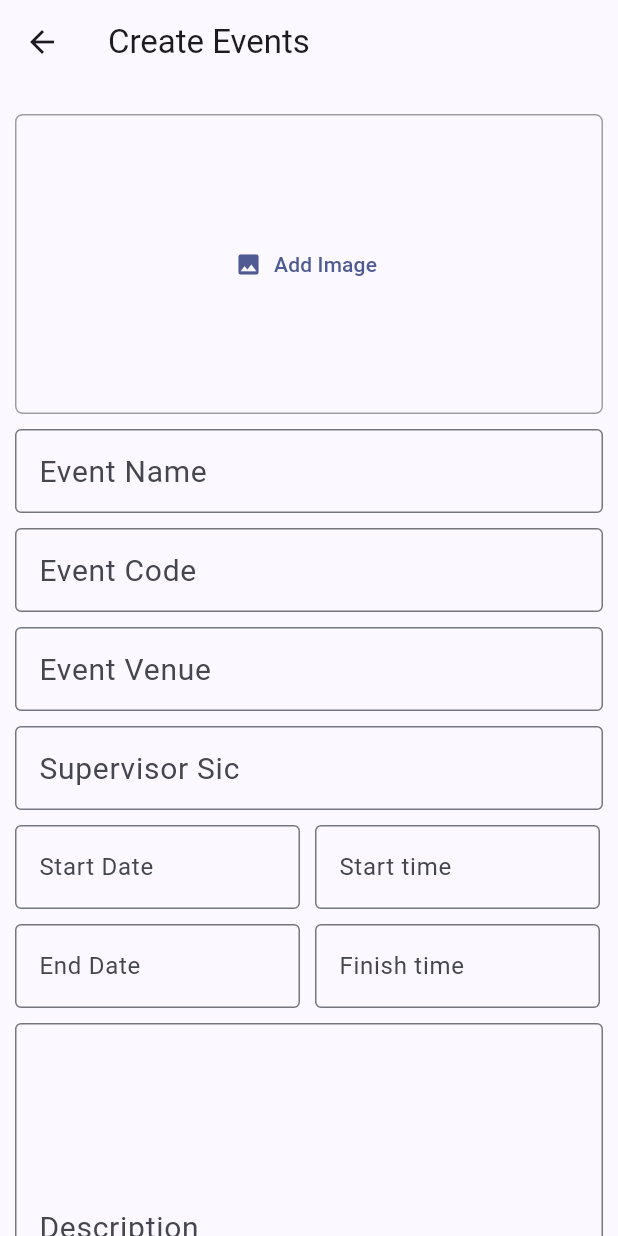
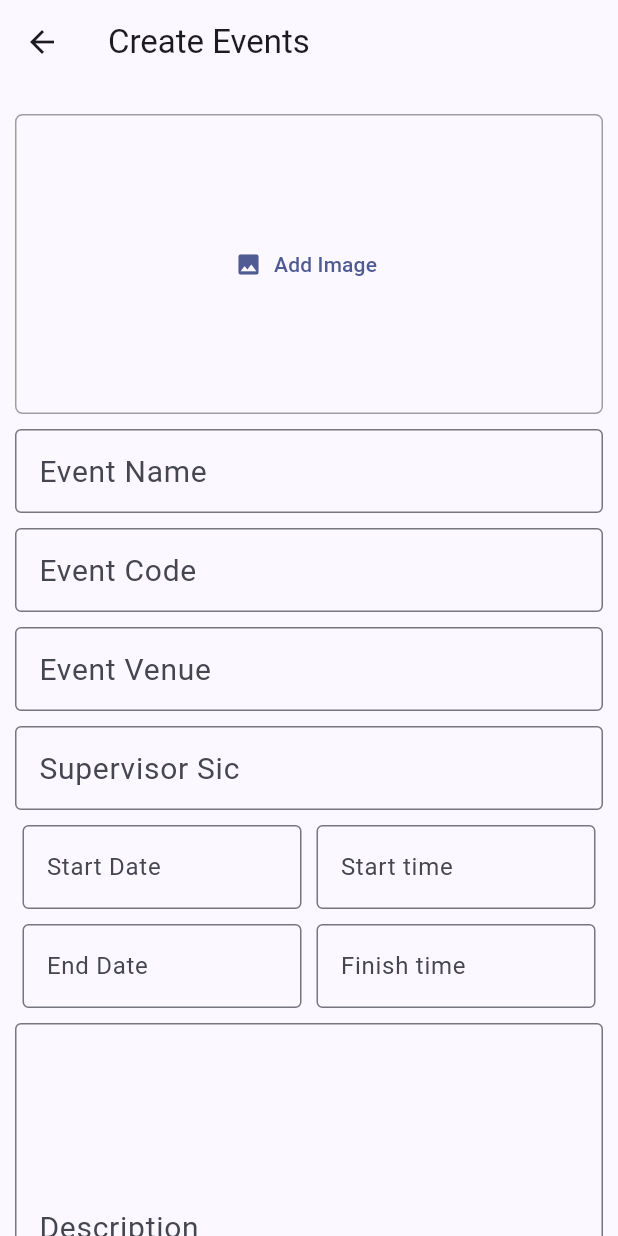
Before and after one commit to Cscreed3131/cliff, a Flutter app: the CreateEventScreen screen opened by its route, on a phone screen of 412 x 824 dp. Run offline on Flutter 3.47's test engine with Material 2 defaults, Android fonts, the phone set to English and light mode, and no system bars; drawn by our look-alikes of dynamic_color; our stand-ins replace carousel_slider, cloud_firestore, firebase_auth, firebase_core, firebase_storage, flutter_riverpod and 1 more; accounts and stored records are empty; network calls fail.

Commit message:
Small bug fixes

```diff
--- a/lib/screens/Admin/create_event_screens.dart
+++ b/lib/screens/Admin/create_event_screens.dart
@@ -55,6 +55,7 @@ class CreateEventScreenState extends State<CreateEventScreen> {
       ScaffoldMessenger.of(context).clearSnackBars();
       ScaffoldMessenger.of(context).showSnackBar(
         const SnackBar(
+          behavior: SnackBarBehavior.floating,
           content: Text('Please select a event poster'),
         ),
       );
@@ -97,6 +98,7 @@ class CreateEventScreenState extends State<CreateEventScreen> {
       ScaffoldMessenger.of(context).clearSnackBars();
       ScaffoldMessenger.of(context).showSnackBar(
         SnackBar(
+          behavior: SnackBarBehavior.floating,
           content: Text(error.message ?? 'Authenication failed'),
         ),
       );
@@ -323,16 +325,17 @@ class CreateEventScreenState extends State<CreateEventScreen> {
                     height: 10,
                   ),
                   Row(
+                    mainAxisAlignment: MainAxisAlignment.center,
                     children: [
                       TextFormField(
                         readOnly: true,
                         onTap: () => _selectStartDate(context),
-                        decoration: const InputDecoration(
+                        decoration: InputDecoration(
                           labelText: 'Start Date',
                           hintText: 'Select date',
                           border: OutlineInputBorder(),
                           constraints: BoxConstraints(
-                            maxWidth: 190,
+                            maxWidth: MediaQuery.of(context).size.width / 2 - 20,
                           ),
                         ),
                         controller: TextEditingController(
@@ -351,12 +354,12 @@ class CreateEventScreenState extends State<CreateEventScreen> {
                       TextFormField(
                         readOnly: true,
                         onTap: () => _selectStartTime(context),
-                        decoration: const InputDecoration(
+                        decoration: InputDecoration(
                           labelText: 'Start time',
                           hintText: 'Select event start time',
                           border: OutlineInputBorder(),
                           constraints: BoxConstraints(
-                            maxWidth: 190,
+                            maxWidth: MediaQuery.of(context).size.width / 2 - 20,
                           ),
                         ),
                         controller: TextEditingController(
@@ -375,16 +378,17 @@ class CreateEventScreenState extends State<CreateEventScreen> {
                     height: 10,
                   ),
                   Row(
+                    mainAxisAlignment: MainAxisAlignment.center,
                     children: [
                       TextFormField(
                         readOnly: true,
                         onTap: () => _selectFinishDate(context),
-                        decoration: const InputDecoration(
+                        decoration: InputDecoration(
                           labelText: 'End Date',
                           hintText: 'Select event end date',
-                          border: OutlineInputBorder(),
+                          border: const OutlineInputBorder(),
                           constraints: BoxConstraints(
-                            maxWidth: 190,
+                            maxWidth: MediaQuery.of(context).size.width / 2 - 20,
                           ),
                         ),
                         controller: TextEditingController(
@@ -403,12 +407,12 @@ class CreateEventScreenState extends State<CreateEventScreen> {
                       TextFormField(
                         readOnly: true,
                         onTap: () => _selectFinishTime(context),
-                        decoration: const InputDecoration(
+                        decoration: InputDecoration(
                           labelText: 'Finish time',
                           hintText: 'Select event finish time',
                           border: OutlineInputBorder(),
                           constraints: BoxConstraints(
-                            maxWidth: 190,
+                            maxWidth: MediaQuery.of(context).size.width / 2 - 20,
                           ),
                         ),
                         controller: TextEditingController(
@@ -473,6 +477,7 @@ class CreateEventScreenState extends State<CreateEventScreen> {
                                               ScaffoldMessenger.of(context)
                                                   .showSnackBar(
                                                 const SnackBar(
+                                                  behavior: SnackBarBehavior.floating,
                                                   content: Text(
                                                     'Event Created,redirecting to ongoing events page',
                                                   ),
@@ -489,6 +494,7 @@ class CreateEventScreenState extends State<CreateEventScreen> {
                                           ScaffoldMessenger.of(context)
                                               .showSnackBar(
                                             const SnackBar(
+                                              behavior: SnackBarBehavior.floating,
                                               content: Text(
                                                   'Event Creation was unsuccessful, Try again.'),
                                             ),
--- a/lib/screens/Auth/auth_screen.dart
+++ b/lib/screens/Auth/auth_screen.dart
@@ -45,6 +45,7 @@ class _AuthScreenState extends State<AuthScreen> {
       ScaffoldMessenger.of(context).clearSnackBars();
       ScaffoldMessenger.of(context).showSnackBar(
         SnackBar(
+          behavior: SnackBarBehavior.floating,
           content: Text(error.message ?? 'Authentication failed'),
         ),
       );
--- a/lib/screens/Auth/singup_screen.dart
+++ b/lib/screens/Auth/singup_screen.dart
@@ -81,6 +81,7 @@ class _SignUpScreenState extends State<SignUpScreen> {
       ScaffoldMessenger.of(context).clearSnackBars();
       ScaffoldMessenger.of(context).showSnackBar(
         SnackBar(
+          behavior: SnackBarBehavior.floating,
           content: Text(error.message ?? 'Authenication failed'),
         ),
       );
--- a/lib/screens/events/event_details_screen.dart
+++ b/lib/screens/events/event_details_screen.dart
@@ -106,6 +106,7 @@ class EventDetailsScreen extends StatelessWidget {
                         await Clipboard.setData(const ClipboardData(text: '123456'));
                         ScaffoldMessenger.of(context).showSnackBar(
                           const SnackBar(
+                            behavior: SnackBarBehavior.floating,
                             content: Text('Code copied to clipboard'),
                           ),
                         );
--- a/lib/widgets/app_drawer.dart
+++ b/lib/widgets/app_drawer.dart
@@ -210,6 +210,7 @@ class _AppDrawerState extends State<AppDrawer> {
                   ScaffoldMessenger.of(context).clearSnackBars();
                   ScaffoldMessenger.of(context).showSnackBar(
                     SnackBar(
+                      behavior: SnackBarBehavior.floating,
                       content: Text(
                         error.message ?? 'You ran into an unexpected error',
                       ),
```
Also changed, not shown: lib/widgets/events_widget.dart (+7 -3 lines).
